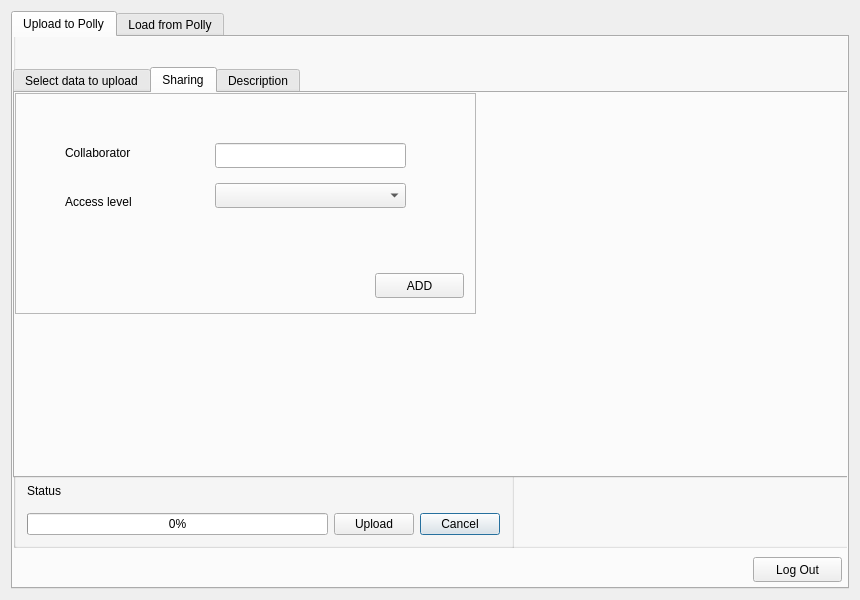
Qt form src/gui/mzroll/forms/pollyelmaveninterface.ui (ElucidataInc/ElMaven) before a commit.
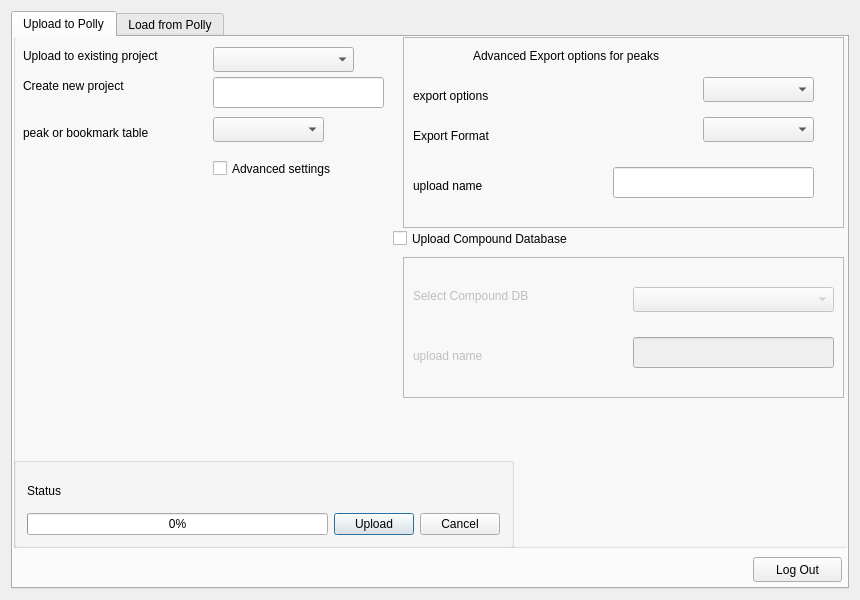
The same form after that commit. The open tabs and pages were chosen to show the change.

Commit message: [UI] Remove sharing and description tabs

What changed in the file:
```diff
--- a/src/gui/mzroll/forms/pollyelmaveninterface.ui
+++ b/src/gui/mzroll/forms/pollyelmaveninterface.ui
@@ -54,75 +54,41 @@
          </rect>
         </property>
         <layout class="QGridLayout" name="gridLayout_7">
-         <item row="4" column="3">
+         <item row="3" column="4">
+          <widget class="QPushButton" name="computeButton_upload">
+           <property name="text">
+            <string>Upload</string>
+           </property>
+          </widget>
+         </item>
+         <item row="3" column="3">
           <widget class="QProgressBar" name="progressBar_upload">
            <property name="value">
             <number>0</number>
            </property>
           </widget>
          </item>
-         <item row="3" column="3">
-          <widget class="QLabel" name="statusText_4">
-           <property name="text">
-            <string>Status</string>
-           </property>
-          </widget>
-         </item>
-         <item row="4" column="5">
+         <item row="3" column="5">
           <widget class="QPushButton" name="cancelButton_upload">
            <property name="text">
             <string>Cancel</string>
            </property>
           </widget>
          </item>
-         <item row="4" column="4">
-          <widget class="QPushButton" name="computeButton_upload">
+         <item row="2" column="3">
+          <widget class="QLabel" name="statusText_4">
            <property name="text">
-            <string>Upload</string>
+            <string>Status</string>
            </property>
           </widget>
          </item>
         </layout>
        </widget>
-       <widget class="QTabWidget" name="tabWidget_2">
-        <property name="geometry">
-         <rect>
-          <x>0</x>
-          <y>50</y>
-          <width>841</width>
-          <height>411</height>
-         </rect>
-        </property>
-        <property name="currentIndex">
-         <number>0</number>
-        </property>
-        <property name="tabBarAutoHide">
-         <bool>false</bool>
-        </property>
-        <widget class="QWidget" name="tab_5">
-         <attribute name="title">
-          <string>Select data to upload</string>
-         </attribute>
-         <widget class="QFrame" name="basic_upload_frame">
-          <property name="geometry">
-           <rect>
-            <x>0</x>
-            <y>10</y>
-            <width>351</width>
-            <height>151</height>
-           </rect>
-          </property>
-          <property name="frameShape">
-           <enum>QFrame::StyledPanel</enum>
-          </property>
-          <property name="frameShadow">
-           <enum>QFrame::Raised</enum>
-          </property>
           <widget class="QLabel" name="label">
            <property name="geometry">
             <rect>
              <x>10</x>
-             <y>10</y>
+          <y>30</y>
              <width>181</width>
              <height>17</height>
             </rect>
@@ -135,7 +101,7 @@
            <property name="geometry">
             <rect>
              <x>200</x>
-             <y>10</y>
+          <y>30</y>
              <width>141</width>
              <height>25</height>
             </rect>
@@ -157,8 +123,8 @@
           <widget class="QLineEdit" name="lineEdit_new_project_name">
            <property name="geometry">
             <rect>
-             <x>170</x>
-             <y>50</y>
+          <x>200</x>
+          <y>60</y>
              <width>171</width>
              <height>31</height>
             </rect>
@@ -186,19 +152,34 @@
            </property>
            <property name="geometry">
             <rect>
-             <x>230</x>
+          <x>200</x>
              <y>100</y>
              <width>111</width>
              <height>25</height>
             </rect>
            </property>
           </widget>
+       <widget class="QCheckBox" name="checkBox_advanced_settings">
+        <property name="enabled">
+         <bool>true</bool>
+        </property>
+        <property name="geometry">
+         <rect>
+          <x>200</x>
+          <y>140</y>
+          <width>151</width>
+          <height>23</height>
+         </rect>
+        </property>
+        <property name="text">
+         <string>Advanced settings</string>
+        </property>
          </widget>
          <widget class="QFrame" name="upload_peaks_frame">
           <property name="geometry">
            <rect>
-            <x>380</x>
-            <y>0</y>
+          <x>390</x>
+          <y>20</y>
             <width>441</width>
             <height>191</height>
            </rect>
@@ -295,14 +276,27 @@
            </property>
           </widget>
          </widget>
+       <widget class="QCheckBox" name="checkBox_upload_compond_DB">
+        <property name="geometry">
+         <rect>
+          <x>380</x>
+          <y>210</y>
+          <width>231</width>
+          <height>23</height>
+         </rect>
+        </property>
+        <property name="text">
+         <string>Upload Compound Database</string>
+        </property>
+       </widget>
          <widget class="QFrame" name="upload_compound_DB_frame">
           <property name="enabled">
            <bool>false</bool>
           </property>
           <property name="geometry">
            <rect>
-            <x>380</x>
-            <y>230</y>
+          <x>390</x>
+          <y>240</y>
             <width>441</width>
             <height>141</height>
            </rect>
@@ -360,183 +354,18 @@
            </property>
           </widget>
          </widget>
-         <widget class="QCheckBox" name="checkBox_advanced_settings">
-          <property name="enabled">
-           <bool>true</bool>
-          </property>
-          <property name="geometry">
-           <rect>
-            <x>200</x>
-            <y>170</y>
-            <width>151</width>
-            <height>23</height>
-           </rect>
-          </property>
-          <property name="text">
-           <string>Advanced settings</string>
-          </property>
-         </widget>
          <widget class="QLabel" name="label_upload_status">
           <property name="geometry">
            <rect>
-            <x>0</x>
-            <y>340</y>
-            <width>301</width>
-            <height>17</height>
+          <x>20</x>
+          <y>420</y>
+          <width>293</width>
+          <height>15</height>
            </rect>
           </property>
           <property name="text">
            <string/>
           </property>
-         </widget>
-         <widget class="QCheckBox" name="checkBox_upload_compond_DB">
-          <property name="geometry">
-           <rect>
-            <x>380</x>
-            <y>210</y>
-            <width>231</width>
-            <height>23</height>
-           </rect>
-          </property>
-          <property name="text">
-           <string>Upload Compound Database</string>
-          </property>
-         </widget>
-        </widget>
-        <widget class="QWidget" name="tab_6">
-         <attribute name="title">
-          <string>Sharing</string>
-         </attribute>
-         <widget class="QFrame" name="frame_4">
-          <property name="geometry">
-           <rect>
-            <x>0</x>
-            <y>0</y>
-            <width>461</width>
-            <height>221</height>
-           </rect>
-          </property>
-          <property name="frameShape">
-           <enum>QFrame::StyledPanel</enum>
-          </property>
-          <property name="frameShadow">
-           <enum>QFrame::Raised</enum>
-          </property>
-          <widget class="QComboBox" name="comboBox_collaborators_access_level">
-           <property name="geometry">
-            <rect>
-             <x>200</x>
-             <y>90</y>
-             <width>191</width>
-             <height>25</height>
-            </rect>
-           </property>
-          </widget>
-          <widget class="QLabel" name="label_7">
-           <property name="geometry">
-            <rect>
-             <x>50</x>
-             <y>50</y>
-             <width>131</width>
-             <height>20</height>
-            </rect>
-           </property>
-           <property name="text">
-            <string>Collaborator</string>
-           </property>
-          </widget>
-          <widget class="QLabel" name="label_12">
-           <property name="geometry">
-            <rect>
-             <x>50</x>
-             <y>100</y>
-             <width>91</width>
-             <height>17</height>
-            </rect>
-           </property>
-           <property name="text">
-            <string>Access level</string>
-           </property>
-          </widget>
-          <widget class="QPushButton" name="add_collab_button">
-           <property name="geometry">
-            <rect>
-             <x>360</x>
-             <y>180</y>
-             <width>89</width>
-             <height>25</height>
-            </rect>
-           </property>
-           <property name="text">
-            <string>ADD</string>
-           </property>
-          </widget>
-          <widget class="QLineEdit" name="lineEdit_collaborator">
-           <property name="geometry">
-            <rect>
-             <x>200</x>
-             <y>50</y>
-             <width>191</width>
-             <height>25</height>
-            </rect>
-           </property>
-          </widget>
-         </widget>
-         <widget class="QLabel" name="label_sharing_status">
-          <property name="geometry">
-           <rect>
-            <x>10</x>
-            <y>260</y>
-            <width>351</width>
-            <height>20</height>
-           </rect>
-          </property>
-          <property name="text">
-           <string/>
-          </property>
-         </widget>
-         <widget class="QLabel" name="label_collaborator">
-          <property name="geometry">
-           <rect>
-            <x>10</x>
-            <y>360</y>
-            <width>451</width>
-            <height>17</height>
-           </rect>
-          </property>
-          <property name="text">
-           <string/>
-          </property>
-         </widget>
-        </widget>
-        <widget class="QWidget" name="tab_7">
-         <attribute name="title">
-          <string>Description</string>
-         </attribute>
-         <widget class="QLabel" name="label_8">
-          <property name="geometry">
-           <rect>
-            <x>50</x>
-            <y>40</y>
-            <width>151</width>
-            <height>17</height>
-           </rect>
-          </property>
-          <property name="text">
-           <string>Analysis description</string>
-          </property>
-         </widget>
-         <widget class="QLineEdit" name="textEdit_analysis_description">
-          <property name="geometry">
-           <rect>
-            <x>240</x>
-            <y>20</y>
-            <width>201</width>
-            <height>51</height>
-           </rect>
-          </property>
-         </widget>
-        </widget>
        </widget>
       </widget>
       <widget class="QPushButton" name="logout_upload">
@@ -595,7 +424,7 @@
          </rect>
         </property>
         <property name="currentIndex">
-         <number>1</number>
+         <number>0</number>
         </property>
         <widget class="QWidget" name="tab_3">
          <attribute name="title">
```
Lines whose indentation alone changed are shown as unchanged. The commit also changes 2 other files.
